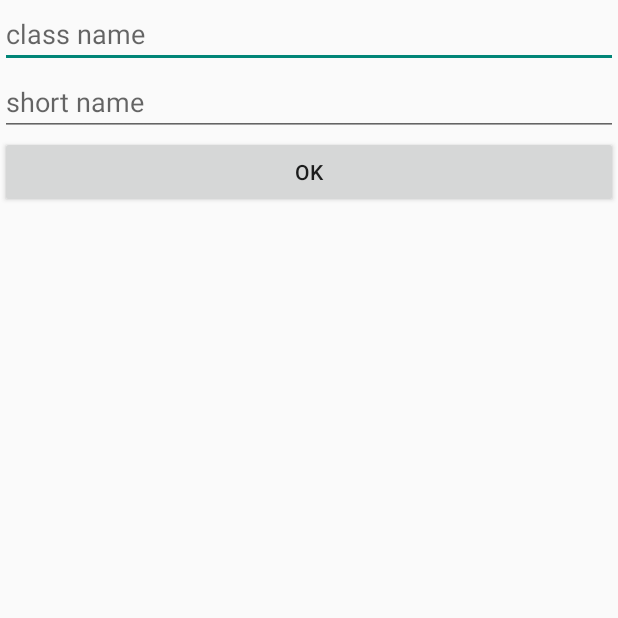
After one commit to FabianTerhorst/MySchoolSchedules, an Android app: the AddClassGroup screen opened directly, with no data from a screen before it, on a phone screen of 412 x 824 dp, the top half of it. The commit adds this screen. Run offline under Robolectric (Android 15) with nearby library versions, the phone set to English and light mode, and no system bars; libraries missing offline, so code that uses them is left out: com.firebase.client, com.firebase.simplelogin, com.mikepenz.community_material_typeface_library, com.mikepenz.iconics, io.realm and 1 more.

Commit message:
Add ClassGroups

```diff
--- a/app/src/main/AndroidManifest.xml
+++ b/app/src/main/AndroidManifest.xml
@@ -30,6 +30,11 @@
             android:label="@string/app_name"
             android:theme="@style/Theme.AppCompat.Light.NoActionBar" />
 
+        <activity
+            android:name=".activities.AddClassGroup"
+            android:label="@string/app_name"
+            android:theme="@style/Theme.AppCompat.Light.NoActionBar" />
+
     </application>
 
 </manifest>
--- a/app/src/main/java/fabianterhorst/github/io/schoolschedules/SchoolSchedulesApplication.java
+++ b/app/src/main/java/fabianterhorst/github/io/schoolschedules/SchoolSchedulesApplication.java
@@ -38,7 +38,7 @@ public class SchoolSchedulesApplication extends Application {
         mSingleInstance.initializeInstance();
     }
 
-    protected void initializeInstance(){
+    protected void initializeInstance() {
         Firebase.setAndroidContext(this);
         Iconics.init(getApplicationContext());
         Iconics.registerFont(new CommunityMaterial());
@@ -51,8 +51,8 @@ public class SchoolSchedulesApplication extends Application {
         return mDataStore;
     }
 
-    public Firebase getFirebase(){
-        if(mFirebase == null)
+    public Firebase getFirebase() {
+        if (mFirebase == null)
             mFirebase = new Firebase("https://flickering-heat-6338.firebaseio.com/");
         return mFirebase;
     }
@@ -121,7 +121,7 @@ public class SchoolSchedulesApplication extends Application {
         //clear all user settings
         clearSettings();
         Intent intent = new Intent(this, getSplashActivity().getClass());
-        intent.addFlags(intent.getFlags()|Intent.FLAG_ACTIVITY_NEW_TASK);
+        intent.addFlags(intent.getFlags() | Intent.FLAG_ACTIVITY_NEW_TASK);
         startActivity(intent);
     }
 
@@ -131,14 +131,24 @@ public class SchoolSchedulesApplication extends Application {
         editor.apply();
     }
 
-    public void setSettingsString(String key, String value){
+    public void setSettingsString(String key, String value) {
         SharedPreferences.Editor editor = mSettings.edit();
         editor.putString(key, value);
         editor.apply();
     }
 
-    public String getSettingsString(String key){
+    public String getSettingsString(String key) {
         return mSettings.getString(key, "");
     }
 
+    public boolean getSettingsBool(String key, boolean defaultBoolean) {
+        return mSettings.getBoolean(key, defaultBoolean);
+    }
+
+    public void setSettingsBool(String key, boolean bool){
+        SharedPreferences.Editor editor = mSettings.edit();
+        editor.putBoolean(key, bool);
+        editor.apply();
+    }
+
 }
--- /dev/null
+++ b/app/src/main/java/fabianterhorst/github/io/schoolschedules/activities/AddClassGroup.java
@@ -0,0 +1,40 @@
+package fabianterhorst.github.io.schoolschedules.activities;
+
+import android.content.Intent;
+import android.os.Bundle;
+import android.os.Handler;
+import android.os.Message;
+import android.view.View;
+import android.widget.EditText;
+
+import fabianterhorst.github.io.schoolschedules.R;
+import fabianterhorst.github.io.schoolschedules.models.ClassGroup;
+
+public class AddClassGroup extends BaseActivity {
+
+    @Override
+    protected void onCreate(Bundle savedInstanceState) {
+        super.onCreate(savedInstanceState);
+        setContentView(R.layout.activity_add_classgroup);
+
+        final EditText classGroupName = (EditText) findViewById(R.id.classGroupName);
+        final EditText classGroupShortName = (EditText) findViewById(R.id.classGroupShortName);
+
+        getSchoolSchedulesApplication().setSettingsBool("group_add",true);
+
+        findViewById(R.id.classGroupAdd).setOnClickListener(new View.OnClickListener() {
+            @Override
+            public void onClick(View v) {
+                ClassGroup classGroup = new ClassGroup(classGroupName.getEditableText().toString(), classGroupShortName.getEditableText().toString(), getDataStore().getUser().getEmail());
+                getDataStore().createClassGroup(classGroup, new Handler(new Handler.Callback() {
+                    @Override
+                    public boolean handleMessage(Message msg) {
+                        startActivity(new Intent(AddClassGroup.this ,MainActivity.class));
+                        return false;
+                    }
+                }));
+            }
+        });
+
+    }
+}
--- a/app/src/main/java/fabianterhorst/github/io/schoolschedules/activities/SplashActivity.java
+++ b/app/src/main/java/fabianterhorst/github/io/schoolschedules/activities/SplashActivity.java
@@ -4,7 +4,7 @@ public class SplashActivity extends AbstractSplashActivity {
 
     @Override
     public Class<?> getTarget() {
-        return MainActivity.class;
+        return getSchoolSchedulesApplication().getSettingsBool("group_add",false)?MainActivity.class:AddClassGroup.class;
     }
 
 }
--- a/app/src/main/java/fabianterhorst/github/io/schoolschedules/models/User.java
+++ b/app/src/main/java/fabianterhorst/github/io/schoolschedules/models/User.java
@@ -34,4 +34,5 @@ public class User extends RealmObject{
     public void setClassName(String className) {
         this.className = className;
     }
+
 }
--- /dev/null
+++ b/app/src/main/res/layout/activity_add_classgroup.xml
@@ -0,0 +1,28 @@
+<?xml version="1.0" encoding="utf-8"?>
+<LinearLayout xmlns:android="http://schemas.android.com/apk/res/android"
+    android:orientation="vertical" android:layout_width="match_parent"
+    android:layout_height="match_parent">
+
+    <EditText
+        android:layout_width="match_parent"
+        android:layout_height="wrap_content"
+        android:inputType="text"
+        android:hint="class name"
+        android:id="@+id/classGroupName"
+        android:layout_gravity="center_horizontal" />
+
+    <EditText
+        android:layout_width="match_parent"
+        android:layout_height="wrap_content"
+        android:inputType="text"
+        android:hint="short name"
+        android:id="@+id/classGroupShortName"
+        android:layout_gravity="center_horizontal" />
+
+    <Button
+        android:layout_width="match_parent"
+        android:layout_height="wrap_content"
+        android:text="@string/ok"
+        android:id="@+id/classGroupAdd"
+        android:layout_gravity="center_horizontal" />
+</LinearLayout>
--- a/app/src/main/res/values/strings.xml
+++ b/app/src/main/res/values/strings.xml
@@ -10,11 +10,13 @@
     <string name="drawer_lessons">Lessons</string>
     <string name="drawer_teacher">Teachers</string>
     <string name="drawer_homework">Homework</string>
+    <string name="drawer_classgroup">Classgroup</string>
 
     <string name="no_representations">No Representations</string>
     <string name="no_teachers">No Teachers</string>
     <string name="no_homeworks">No Homeworks :)</string>
     <string name="no_lessons">No Lessons</string>
+    <string name="no_class_groups">No Class Groups</string>
 
     <string name="add_teacher">Add Teacher</string>
     <string name="add_homework">Add Homework</string>
```
Also changed, not shown: app/src/main/java/fabianterhorst/github/io/schoolschedules/DataStore.java (+37 -5 lines), app/src/main/java/fabianterhorst/github/io/schoolschedules/activities/MainActivity.java (+11 -5 lines), app/src/main/java/fabianterhorst/github/io/schoolschedules/adapter/ClassGroupsAdapter.java (added, +54 -0 lines), app/src/main/java/fabianterhorst/github/io/schoolschedules/fragments/ClassGroupsFragment.java (added, +39 -0 lines), app/src/main/java/fabianterhorst/github/io/schoolschedules/models/ClassGroup.java (+30 -2 lines), app/src/main/res/layout/item_classgroup.xml (added, +28 -0 lines).
